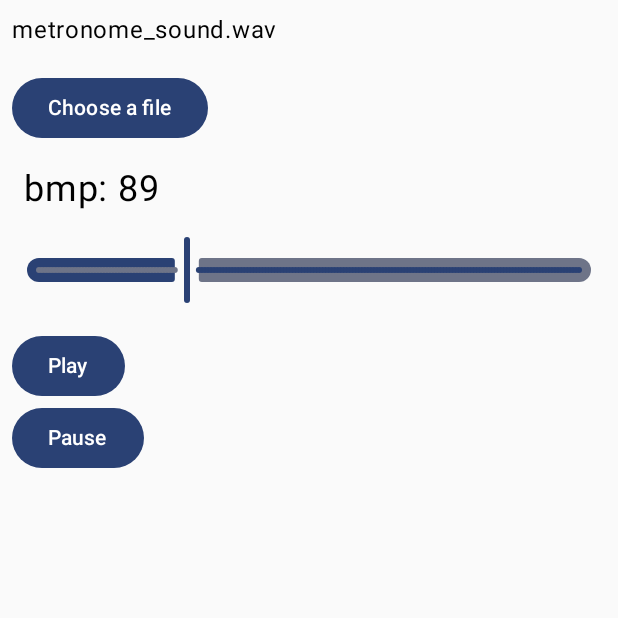
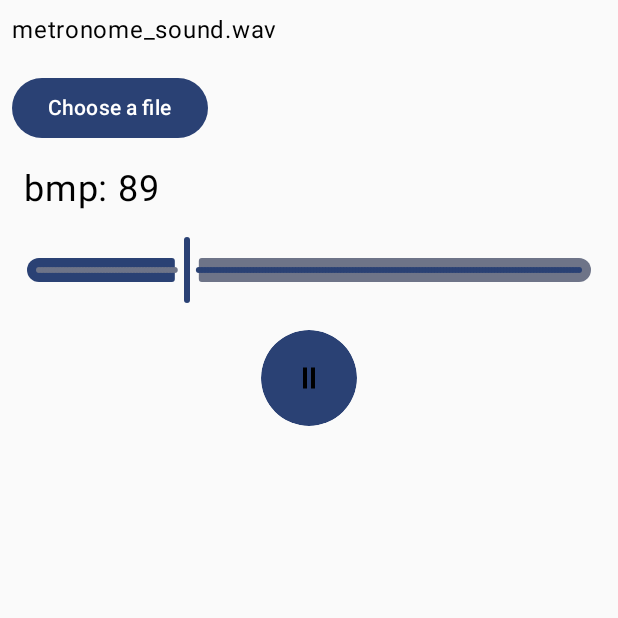
Before and after one commit to commanderpepper/Customnome, an Android app built with Jetpack Compose: the screen it shows after launch (MainActivity), on a phone screen of 412 x 824 dp, the top half of it. Run offline under Robolectric (Android 15) with nearby library versions, the phone set to English and light mode, and no system bars.

Commit message:
Made a Play Pause button

```diff
--- a/feature-metronome/src/main/java/commanderpepper/featuremetronome/MetronomeScreen.kt
+++ b/feature-metronome/src/main/java/commanderpepper/featuremetronome/MetronomeScreen.kt
@@ -4,11 +4,15 @@ import android.content.Intent
 import android.net.Uri
 import androidx.activity.compose.rememberLauncherForActivityResult
 import androidx.activity.result.contract.ActivityResultContracts
+import androidx.compose.animation.AnimatedVisibility
+import androidx.compose.foundation.Image
 import androidx.compose.foundation.layout.Arrangement
 import androidx.compose.foundation.layout.Column
 import androidx.compose.foundation.layout.fillMaxSize
 import androidx.compose.foundation.layout.fillMaxWidth
 import androidx.compose.foundation.layout.padding
+import androidx.compose.foundation.layout.size
+import androidx.compose.foundation.shape.CircleShape
 import androidx.compose.material3.Button
 import androidx.compose.material3.Slider
 import androidx.compose.material3.Text
@@ -18,11 +22,13 @@ import androidx.compose.runtime.LaunchedEffect
 import androidx.compose.runtime.collectAsState
 import androidx.compose.ui.Alignment
 import androidx.compose.ui.Modifier
+import androidx.compose.ui.draw.clip
+import androidx.compose.ui.layout.ContentScale
 import androidx.compose.ui.platform.LocalContext
+import androidx.compose.ui.res.painterResource
 import androidx.compose.ui.tooling.preview.Preview
 import androidx.compose.ui.unit.dp
 import androidx.compose.ui.unit.sp
-import androidx.media3.exoplayer.ExoPlayer
 import kotlinx.coroutines.time.delay
 import org.koin.compose.viewmodel.koinViewModel
 import java.time.Duration
@@ -63,7 +69,7 @@ fun MetronomeScreen(
     MetronomeScreen(
         modifier = modifier,
         uiState = uiState.value.metronomeUIState,
-        player = playerState.value,
+        isPlaying = isPlaying.value,
         onPlay = viewModel::playPlayer,
         onPause = viewModel::pausePlayer,
         onFileSelected = viewModel::setUri,
@@ -74,7 +80,7 @@ fun MetronomeScreen(
 }
 
 @Composable
-fun MetronomeScreen(modifier: Modifier = Modifier, fileName: String, uiState: MetronomeUIState, player: ExoPlayer?, onFileSelected: (Uri) -> Unit, onValueChange: (Float) -> Unit, onPlay: () -> Unit, onPause: () -> Unit) {
+fun MetronomeScreen(modifier: Modifier = Modifier, fileName: String, uiState: MetronomeUIState, isPlaying: Boolean, onFileSelected: (Uri) -> Unit, onValueChange: (Float) -> Unit, onPlay: () -> Unit, onPause: () -> Unit) {
     Column(modifier = modifier.fillMaxSize()) {
         val localContext = LocalContext.current
         val fileLauncher = rememberLauncherForActivityResult(ActivityResultContracts.OpenDocument()) { result ->
@@ -98,7 +104,7 @@ fun MetronomeScreen(modifier: Modifier = Modifier, fileName: String, uiState: Me
             }
         )
         PlayerControls(
-            player,
+            isPlaying = isPlaying,
             onPlay = onPlay,
             onPause = onPause
         )
@@ -106,27 +112,27 @@ fun MetronomeScreen(modifier: Modifier = Modifier, fileName: String, uiState: Me
 }
 
 @Composable
-fun PlayerControls(player: ExoPlayer?, onPlay: () -> Unit, onPause: () -> Unit) {
+fun PlayerControls(isPlaying: Boolean, onPlay: () -> Unit, onPause: () -> Unit) {
     Column(
         modifier = Modifier
             .fillMaxWidth()
             .padding(8.dp),
-        horizontalAlignment = Alignment.Start,
+        horizontalAlignment = Alignment.CenterHorizontally,
         verticalArrangement = Arrangement.Center
     ) {
-        Button(onClick = onPlay) {
-            Text("Play")
-        }
-        Button(onClick = onPause) {
-            Text("Pause")
+        Button(modifier = Modifier.size(64.dp).clip(CircleShape), onClick = if(isPlaying) onPause else onPlay) {
+            AnimatedVisibility(isPlaying) {
+                Image(contentScale = ContentScale.FillBounds, painter = painterResource(R.drawable.baseline_pause_24), contentDescription = "Pause")
+            }
+            Image(contentScale = ContentScale.FillBounds, painter = painterResource(R.drawable.baseline_play_arrow_24), contentDescription = "Play")
         }
     }
 }
 
-@Preview
+@Preview(showBackground = true)
 @Composable
 fun MetronomeScreenPreview(){
-    MetronomeScreen(uiState = MetronomeUIState(beatsPerMinute = "100 bpm", value = 100f), fileName = "name", player = null,
+    MetronomeScreen(uiState = MetronomeUIState(beatsPerMinute = "100 bpm", value = 100f), fileName = "name", isPlaying = true,
         onValueChange = {}, onPlay = {}, onPause = {}, onFileSelected = {})
 }
 
--- /dev/null
+++ b/feature-metronome/src/main/res/drawable/baseline_pause_24.xml
@@ -0,0 +1,5 @@
+<vector xmlns:android="http://schemas.android.com/apk/res/android" android:height="24dp" android:tint="#000000" android:viewportHeight="24" android:viewportWidth="24" android:width="24dp">
+
+    <path android:fillColor="@android:color/white" android:pathData="M6,19h4L10,5L6,5v14zM14,5v14h4L18,5h-4z"/>
+
+</vector>
--- /dev/null
+++ b/feature-metronome/src/main/res/drawable/baseline_play_arrow_24.xml
@@ -0,0 +1,5 @@
+<vector xmlns:android="http://schemas.android.com/apk/res/android" android:height="24dp" android:tint="#000000" android:viewportHeight="24" android:viewportWidth="24" android:width="24dp">
+
+    <path android:fillColor="@android:color/white" android:pathData="M8,5v14l11,-7z"/>
+
+</vector>
```
